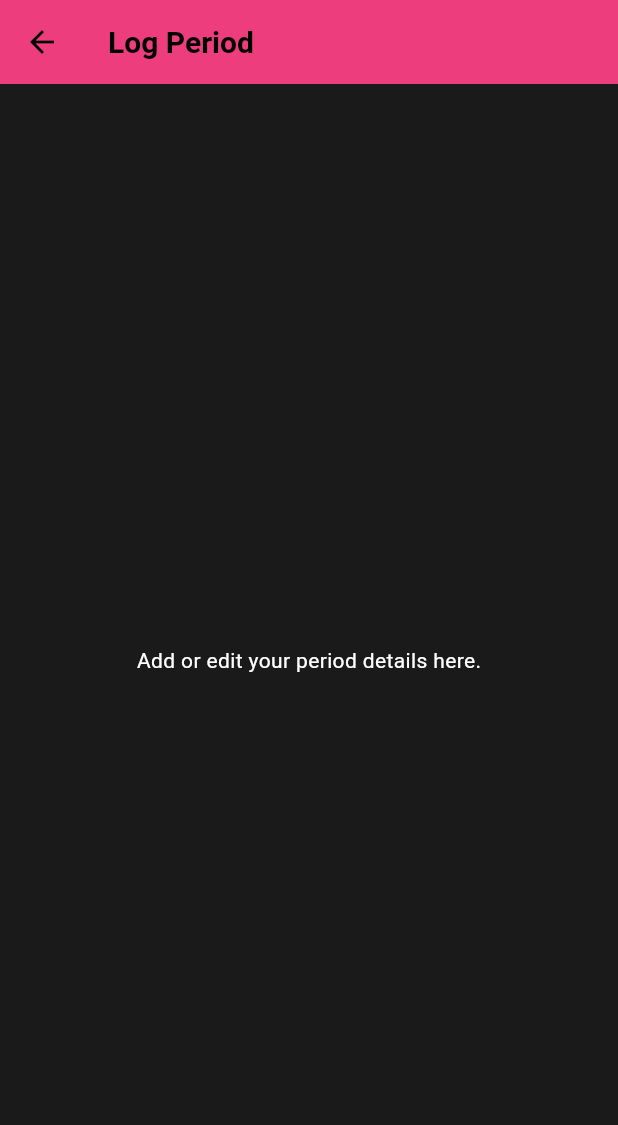
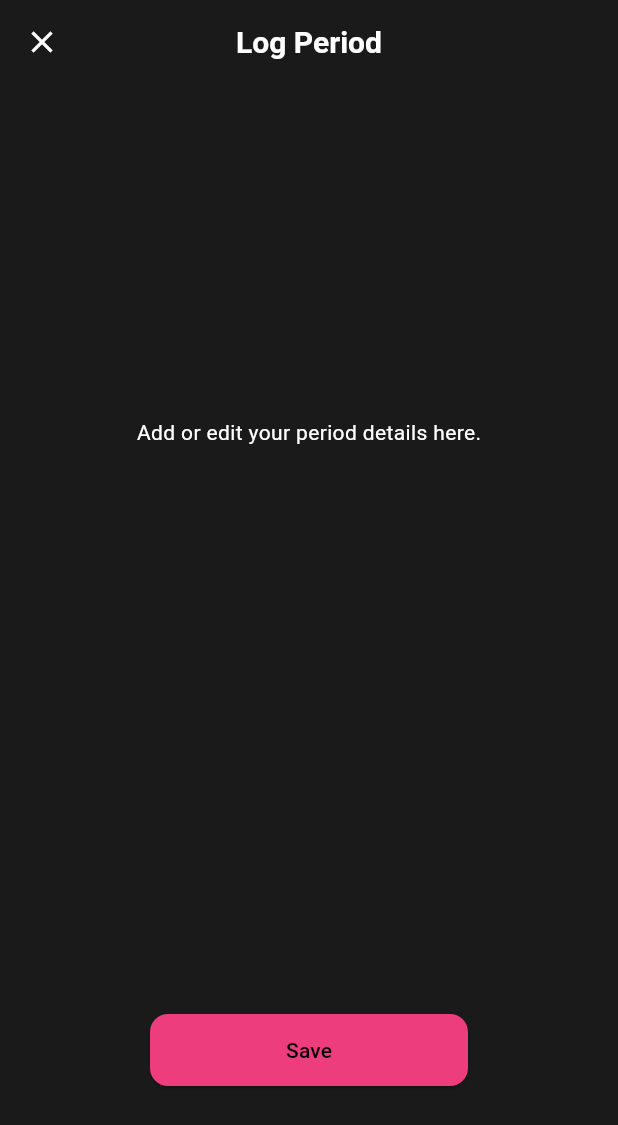
Before and after one commit to lebaaar/period_tracker, a Flutter app: the screen it shows after launch, after a tap on the "add" icon, on a phone screen of 412 x 824 dp. Shown: the top 1125 px of the screen. Run offline on Flutter 3.47's test engine with Material 3 defaults, Android fonts, the phone set to English and light mode, and no system bars; our stand-ins replace go_router.

Commit message:
pages cleanup

```diff
--- a/lib/home_page.dart
+++ b/lib/home_page.dart
@@ -13,29 +13,6 @@ class _HomePageState extends State<HomePage> {
 
   @override
   Widget build(BuildContext context) {
-    return widget.isSelected
-        ? Container(
-            child: Column(
-              mainAxisAlignment: MainAxisAlignment.center,
-              children: [
-                Icon(Icons.lightbulb),
-                SizedBox(width: 100),
-                ElevatedButton(
-                  onPressed: () {
-                    setState(() {
-                      isOn = !isOn;
-                    });
-                  },
-                  child: isOn
-                      ? Text(
-                          'Light is ON',
-                          style: TextStyle(color: Colors.white),
-                        )
-                      : Text('Light is OFF'),
-                ),
-              ],
-            ),
-          )
-        : const SizedBox.shrink();
+    return Center(child: Text('Home page'));
   }
 }
--- a/lib/log_period_page.dart
+++ b/lib/log_period_page.dart
@@ -3,11 +3,45 @@ import 'package:flutter/material.dart';
 class LogPeriodPage extends StatelessWidget {
   const LogPeriodPage({super.key});
 
+  void _onSave(BuildContext context) {
+    // TODO: Save to database
+    Navigator.of(context).pop();
+  }
+
   @override
   Widget build(BuildContext context) {
     return Scaffold(
-      appBar: AppBar(title: const Text('Log Period')),
+      extendBodyBehindAppBar: true,
+      appBar: AppBar(
+        backgroundColor: Colors.transparent,
+        elevation: 0,
+        title: const Text('Log Period', style: TextStyle(color: Colors.white)),
+        centerTitle: true,
+        leading: IconButton(
+          icon: const Icon(Icons.close),
+          color: Colors.white,
+          onPressed: () => Navigator.of(context).pop(),
+        ),
+      ),
       body: const Center(child: Text('Add or edit your period details here.')),
+      bottomNavigationBar: Padding(
+        padding: const EdgeInsets.all(100.0),
+        child: SizedBox(
+          width: double.infinity,
+          height: 48,
+          child: ElevatedButton(
+            onPressed: () => _onSave(context),
+            style: ElevatedButton.styleFrom(
+              backgroundColor: Theme.of(context).colorScheme.primary,
+              foregroundColor: Theme.of(context).colorScheme.onPrimary,
+              shape: RoundedRectangleBorder(
+                borderRadius: BorderRadius.circular(12),
+              ),
+            ),
+            child: const Text('Save'),
+          ),
+        ),
+      ),
     );
   }
 }
--- a/lib/main.dart
+++ b/lib/main.dart
@@ -3,7 +3,7 @@ import 'package:go_router/go_router.dart';
 import 'package:period_tracker/theme.dart';
 import 'home_page.dart';
 import 'insights_page.dart';
-import 'user_page.dart';
+import 'profile_page.dart';
 import 'log_period_page.dart';
 // import 'package:provider/provider.dart';
 
@@ -59,7 +59,7 @@ class _MainNavigationState extends State<MainNavigation> {
     final pages = [
       HomePage(isSelected: _selectedIndex == 0),
       InsightsPage(isSelected: _selectedIndex == 1),
-      UserPage(isSelected: _selectedIndex == 2),
+      ProfilePage(isSelected: _selectedIndex == 2),
     ];
 
     return Scaffold(
@@ -71,7 +71,8 @@ class _MainNavigationState extends State<MainNavigation> {
             label: 'Home',
             tooltip: null,
           ),
-          NavigationDestination(icon: Icon(Icons.insights), label: 'Insights'),
+          // timeline, pie_cjart, insights
+          NavigationDestination(icon: Icon(Icons.timeline), label: 'Insights'),
           NavigationDestination(icon: Icon(Icons.person), label: 'Profile'),
         ],
         selectedIndex: _selectedIndex,
--- /dev/null
+++ b/lib/models/period.dart
@@ -0,0 +1,37 @@
+class Period {
+  final DateTime startDate;
+  final DateTime? endDate;
+
+  Period({required this.startDate, required this.endDate});
+
+  bool get isOngoing => endDate == null;
+  bool get isCompleted => endDate != null;
+  Duration get duration => isOngoing
+      ? DateTime.now().difference(startDate)
+      : endDate!.difference(startDate);
+
+  int lengthInDays() {
+    return isOngoing
+        ? DateTime.now().difference(startDate).inDays
+        : endDate!.difference(startDate).inDays;
+  }
+
+  factory Period.fromJson(Map<String, dynamic> json) {
+    return Period(
+      startDate: DateTime.parse(json['startDate']),
+      endDate: json['endDate'] != null ? DateTime.parse(json['endDate']) : null,
+    );
+  }
+
+  Map<String, dynamic> toJson() {
+    return {
+      'startDate': startDate.toIso8601String(),
+      'endDate': endDate?.toIso8601String(),
+    };
+  }
+
+  @override
+  String toString() {
+    return 'Period(startDate: $startDate, endDate: $endDate, duration: $duration)';
+  }
+}
```
Also changed, not shown: lib/insights_page.dart (+9 -3 lines), lib/profile_page.dart (added, +16 -0 lines), lib/user_page.dart (deleted, +0 -23 lines).
